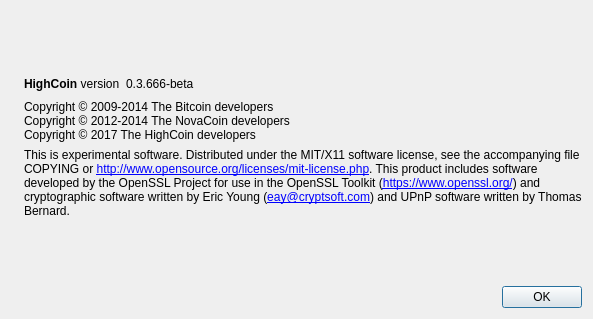
Healkiller/Highcoin, file src/qt/forms/aboutdialog.ui: the form before one commit.
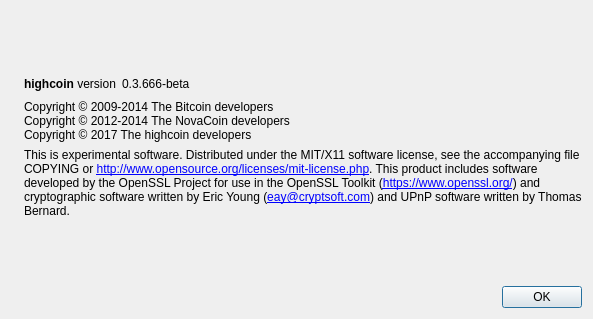
The form after the commit. Icons and pictures are not drawn.

The edit to the form file:
```diff
--- a/src/qt/forms/aboutdialog.ui
+++ b/src/qt/forms/aboutdialog.ui
@@ -50,7 +50,7 @@
           <cursorShape>IBeamCursor</cursorShape>
          </property>
          <property name="text">
-          <string>&lt;b&gt;HighCoin&lt;/b&gt; version</string>
+          <string>&lt;b&gt;highcoin&lt;/b&gt; version</string>
          </property>
          <property name="textInteractionFlags">
           <set>Qt::LinksAccessibleByMouse|Qt::TextSelectableByKeyboard|Qt::TextSelectableByMouse</set>
@@ -93,7 +93,7 @@
        <property name="text">
         <string>Copyright © 2009-2014 The Bitcoin developers
 Copyright © 2012-2014 The NovaCoin developers
-Copyright © 2017 The HighCoin developers</string>
+Copyright © 2017 The highcoin developers</string>
        </property>
        <property name="textInteractionFlags">
         <set>Qt::LinksAccessibleByMouse|Qt::TextSelectableByKeyboard|Qt::TextSelectableByMouse</set>
```
Left out of the diff: 2 changed lines with no effect on the pictures.
